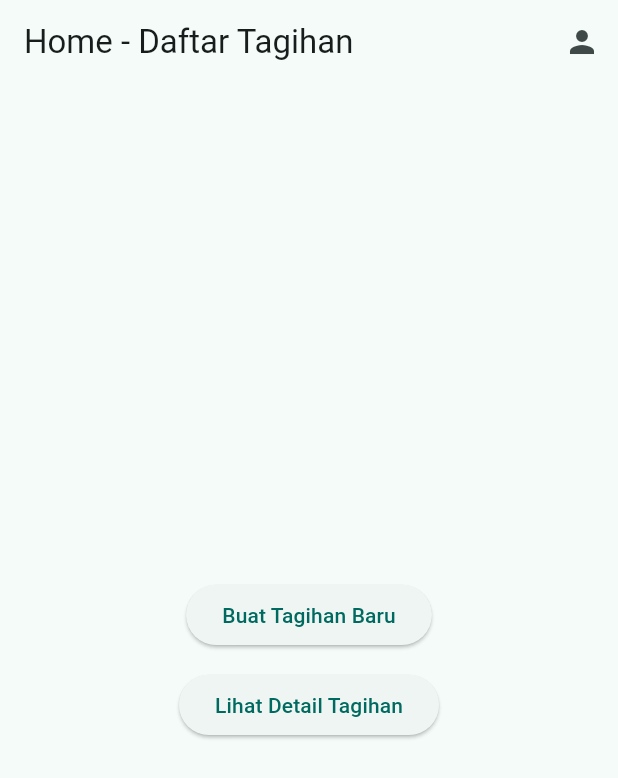
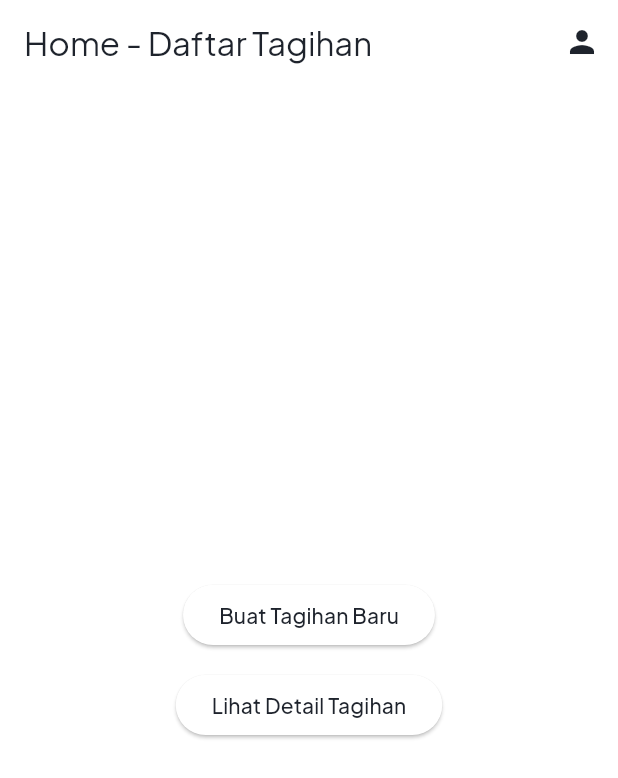
Before and after one commit to alquraini/Kelompok-7_Kelas-B_Pemrograman-Mobile, a Flutter app: the screen it shows after launch, after a tap on "Masuk ke Home", on a phone screen of 412 x 824 dp. Shown: the top 778 px of the screen. Run offline on Flutter 3.47's test engine with Material 3 defaults, Android fonts, the phone set to English and light mode, and no system bars; our stand-ins replace firebase_auth, firebase_core, google_fonts; accounts and stored records are empty.

Commit message:
feat(ui): setup Material 3 theme and dark mode

```diff
--- /dev/null
+++ b/split_bill_app/lib/core/theme/app_theme.dart
@@ -0,0 +1,166 @@
+import 'package:flutter/material.dart';
+import 'package:google_fonts/google_fonts.dart';
+
+/// Color Theme Light (mint, beige, sky)
+@immutable
+class SplitInColors extends ThemeExtension<SplitInColors> {
+  const SplitInColors({
+    required this.mint,
+    required this.beige,
+    required this.sky,
+    required this.inputFill,
+  });
+
+  final Color mint;
+  final Color beige;
+  final Color sky;
+  final Color inputFill;
+
+  static const light = SplitInColors(
+    mint: Color(0xFFE6F2EA),
+    beige: Color(0xFFF4E8D6),
+    sky: Color(0xFFE5F0FA),
+    inputFill: Color(0xFFF1F3F9),
+  );
+
+  // Color Theme Dark (mint, beige, sky)
+  static const dark = SplitInColors(
+    mint: Color(0xFF24332B),
+    beige: Color(0xFF3A3326),
+    sky: Color(0xFF1F2D3B),
+    inputFill: Color(0xFF2A303A),
+  );
+
+  @override
+  SplitInColors copyWith({Color? mint, Color? beige, Color? sky, Color? inputFill}) =>
+      SplitInColors(
+        mint: mint ?? this.mint,
+        beige: beige ?? this.beige,
+        sky: sky ?? this.sky,
+        inputFill: inputFill ?? this.inputFill,
+      );
+
+  @override
+  SplitInColors lerp(ThemeExtension<SplitInColors>? other, double t) {
+    if (other is! SplitInColors) return this;
+    return SplitInColors(
+      mint: Color.lerp(mint, other.mint, t)!,
+      beige: Color.lerp(beige, other.beige, t)!,
+      sky: Color.lerp(sky, other.sky, t)!,
+      inputFill: Color.lerp(inputFill, other.inputFill, t)!,
+    );
+  }
+}
+
+class AppTheme {
+  AppTheme._();
+
+  static const _charcoal = Color(0xFF1E232C);
+  static const _sage = Color(0xFF4B6353);
+
+  static final ColorScheme _lightScheme = const ColorScheme.light(
+    primary: _charcoal,
+    onPrimary: Colors.white,
+    secondary: _sage,
+    onSecondary: Colors.white,
+    primaryContainer: Color(0xFFE6F2EA),
+    onPrimaryContainer: _charcoal,
+    tertiaryContainer: Color(0xFFF4E8D6),
+    surface: Colors.white,
+    onSurface: _charcoal,
+    surfaceContainerHighest: Color(0xFFF1F3F9),
+    error: Color(0xFFB91C1C),
+    errorContainer: Color(0xFFFEE2E2),
+  );
+
+  static final ColorScheme _darkScheme = const ColorScheme.dark(
+    primary: Color(0xFFE6F2EA),
+    onPrimary: _charcoal,
+    secondary: Color(0xFF8FB39D),
+    onSecondary: _charcoal,
+    primaryContainer: Color(0xFF24332B),
+    onPrimaryContainer: Color(0xFFE6F2EA),
+    tertiaryContainer: Color(0xFF3A3326),
+    surface: Color(0xFF14171C),
+    onSurface: Color(0xFFF1F3F9),
+    surfaceContainerHighest: Color(0xFF2A303A),
+    error: Color(0xFFF87171),
+    errorContainer: Color(0xFF4A1D1D),
+  );
+
+  static ThemeData get light => _build(_lightScheme, SplitInColors.light);
+  static ThemeData get dark => _build(_darkScheme, SplitInColors.dark);
+
+  static ThemeData _build(ColorScheme cs, SplitInColors extra) {
+    final base = ThemeData(useMaterial3: true, colorScheme: cs);
+    final text = GoogleFonts.plusJakartaSansTextTheme(base.textTheme)
+        .apply(bodyColor: cs.onSurface, displayColor: cs.onSurface)
+        .copyWith(
+          headlineSmall: GoogleFonts.plusJakartaSans(
+              fontSize: 22, fontWeight: FontWeight.w700), // page title
+          headlineMedium: GoogleFonts.plusJakartaSans(
+              fontSize: 28, fontWeight: FontWeight.w700), // total nominal
+          titleMedium: GoogleFonts.plusJakartaSans(
+              fontSize: 16, fontWeight: FontWeight.w600), // section heading
+          titleSmall: GoogleFonts.plusJakartaSans(
+              fontSize: 15, fontWeight: FontWeight.w600), // card title
+          bodyMedium: GoogleFonts.plusJakartaSans(fontSize: 14),
+          bodySmall: GoogleFonts.plusJakartaSans(fontSize: 13),
+          labelSmall: GoogleFonts.plusJakartaSans(
+              fontSize: 12, fontWeight: FontWeight.w500), // badge, caption
+        );
+
+    return base.copyWith(
+      textTheme: text,
+      scaffoldBackgroundColor: cs.surface,
+      extensions: [extra],
+      cardTheme: CardThemeData(
+        elevation: 0,
+        color: extra.mint,
+        shape: RoundedRectangleBorder(borderRadius: BorderRadius.circular(20)),
+      ),
+      filledButtonTheme: FilledButtonThemeData(
+        style: FilledButton.styleFrom(
+          backgroundColor: cs.primary,
+          foregroundColor: cs.onPrimary,
+          minimumSize: const Size.fromHeight(52),
+          shape: const StadiumBorder(),
+          textStyle: text.titleSmall,
+        ),
+      ),
+      inputDecorationTheme: InputDecorationTheme(
+        filled: true,
+        fillColor: extra.inputFill,
+        border: OutlineInputBorder(
+          borderRadius: BorderRadius.circular(14),
+          borderSide: BorderSide.none,
+        ),
+      ),
+      chipTheme: ChipThemeData(
+        backgroundColor: extra.inputFill,
+        selectedColor: cs.primary,
+        shape: const StadiumBorder(),
+        side: BorderSide.none,
+      ),
+      navigationBarTheme: NavigationBarThemeData(
+        backgroundColor: cs.surface,
+        indicatorColor: extra.mint,
+        indicatorShape: const StadiumBorder(),
+      ),
+      switchTheme: SwitchThemeData(
+        trackColor: WidgetStateProperty.resolveWith(
+          (s) => s.contains(WidgetState.selected) ? cs.secondary : null,
+        ),
+      ),
+      progressIndicatorTheme: ProgressIndicatorThemeData(color: cs.secondary),
+      dialogTheme: DialogThemeData(
+        shape: RoundedRectangleBorder(borderRadius: BorderRadius.circular(24)),
+      ),
+      bottomSheetTheme: const BottomSheetThemeData(
+        shape: RoundedRectangleBorder(
+          borderRadius: BorderRadius.vertical(top: Radius.circular(24)),
+        ),
+      ),
+    );
+  }
+}
--- a/split_bill_app/lib/main.dart
+++ b/split_bill_app/lib/main.dart
@@ -1,6 +1,7 @@
 import 'package:flutter/material.dart';
 import 'package:firebase_core/firebase_core.dart';
 import 'package:provider/provider.dart';
+import 'core/theme/app_theme.dart';
 import 'providers/app_routes.dart';
 import 'providers/auth_provider.dart';
 import 'providers/split_bill_provider.dart';
@@ -29,10 +30,9 @@ class SplitBillApp extends StatelessWidget {
       child: MaterialApp(
         debugShowCheckedModeBanner: false,
         title: 'Split Bill App',
-        theme: ThemeData(
-          colorScheme: ColorScheme.fromSeed(seedColor: Colors.teal),
-          useMaterial3: true,
-        ),
+        theme: AppTheme.light,
+        darkTheme: AppTheme.dark,
+        themeMode: ThemeMode.system,
         initialRoute: AppRoutes.login,
         routes: {
           AppRoutes.login: (context) => const LoginScreen(),
--- a/split_bill_app/pubspec.yaml
+++ b/split_bill_app/pubspec.yaml
@@ -37,6 +37,7 @@ dependencies:
   provider: ^6.1.5+1
   firebase_core: ^5.2.0
   firebase_auth: ^7.1.0
+  google_fonts: ^9.0.0
 
 dev_dependencies:
   flutter_test:
```
Also changed, not shown: split_bill_app/pubspec.lock, 4 other files.
